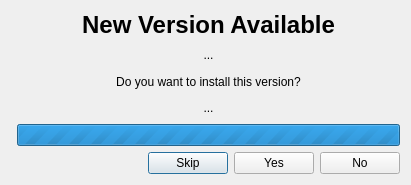
Old version of the form src/ui/AutoUpdateDialog.ui in the repository ArduPilot/apm_planner.
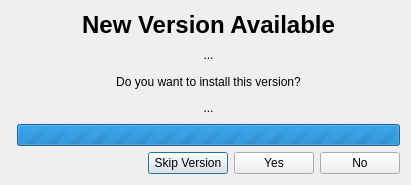
New version of the form. Icons and pictures are not drawn.

Commit message: Added feature to mount disk image on OSX

Diff of the .ui file:
```diff
--- a/src/ui/AutoUpdateDialog.ui
+++ b/src/ui/AutoUpdateDialog.ui
@@ -111,7 +111,7 @@
          <item>
           <widget class="QPushButton" name="skipPushButton">
            <property name="text">
-            <string>Skip</string>
+            <string>Skip Version</string>
            </property>
           </widget>
          </item>
```
Left out of the diff: 2 changed lines with no effect on the pictures. The commit also changes 1 other file.
